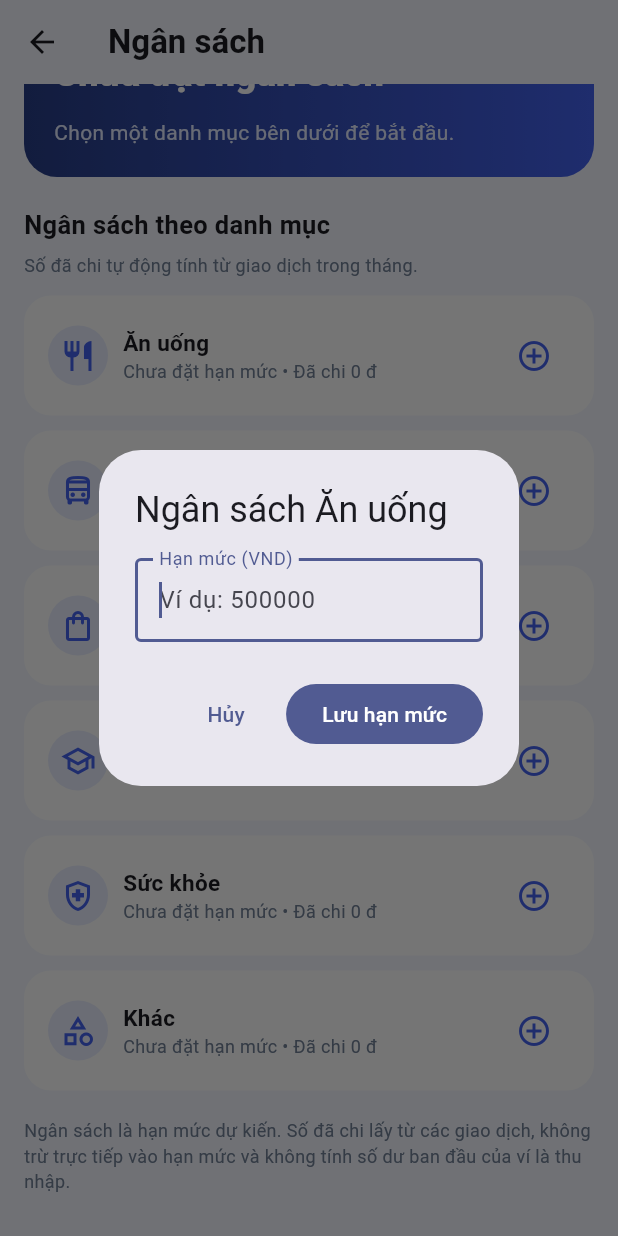
After one commit to XuanPhuong01/expense_manager, a Flutter app: the BudgetScreen screen opened directly, scrolled down 151 dp, after a tap on the "add circle outline" icon, on a phone screen of 412 x 824 dp. The commit adds this screen. Run offline on Flutter 3.47's test engine with Material 3 defaults, Android fonts, the phone set to English and light mode, and no system bars; our stand-ins replace cloud_firestore, firebase_auth, firebase_core; accounts and stored records are empty.

Commit message:
Hoan thanh quan ly ngan sach va canh bao chi tieu

```diff
--- /dev/null
+++ b/lib/screens/budget_screen.dart
@@ -0,0 +1,474 @@
+import 'package:cloud_firestore/cloud_firestore.dart';
+import 'package:firebase_auth/firebase_auth.dart';
+import 'package:flutter/material.dart';
+import 'package:flutter/services.dart';
+
+import '../services/budget_service.dart';
+
+class BudgetScreen extends StatefulWidget {
+  const BudgetScreen({super.key});
+
+  @override
+  State<BudgetScreen> createState() => _BudgetScreenState();
+}
+
+class _BudgetCategory {
+  final String key;
+  final String label;
+  final IconData icon;
+
+  const _BudgetCategory(this.key, this.label, this.icon);
+}
+
+class _BudgetScreenState extends State<BudgetScreen> {
+  static const _blue = Color(0xFF4361EE);
+  static const _background = Color(0xFFF4F7FF);
+  static const _green = Color(0xFF139B72);
+  static const _red = Color(0xFFE65A67);
+
+  static const _categories = <_BudgetCategory>[
+    _BudgetCategory('food', 'Ăn uống', Icons.restaurant_outlined),
+    _BudgetCategory('transport', 'Di chuyển', Icons.directions_bus_outlined),
+    _BudgetCategory('shopping', 'Mua sắm', Icons.shopping_bag_outlined),
+    _BudgetCategory('education', 'Học tập', Icons.school_outlined),
+    _BudgetCategory('health', 'Sức khỏe', Icons.health_and_safety_outlined),
+    _BudgetCategory('other', 'Khác', Icons.category_outlined),
+  ];
+
+  final BudgetService _service = BudgetService();
+  DateTime _month = DateTime(DateTime.now().year, DateTime.now().month);
+
+  String _money(int amount) {
+    final digits = amount.abs().toString().replaceAllMapped(
+      RegExp(r'(\d)(?=(\d{3})+(?!\d))'),
+      (match) => '${match[1]}.',
+    );
+    return '${amount < 0 ? '-' : ''}$digits đ';
+  }
+
+  void _moveMonth(int delta) {
+    setState(() {
+      _month = DateTime(_month.year, _month.month + delta);
+    });
+  }
+
+  Future<void> _editBudget(_BudgetCategory category, int? current) async {
+    final selectedMonth = _month;
+    final limit = await showDialog<int>(
+      context: context,
+      builder: (context) => _BudgetEditorDialog(
+        categoryName: category.label,
+        currentLimit: current,
+      ),
+    );
+    if (limit == null || !mounted) return;
+
+    try {
+      await _service.saveBudget(
+        month: selectedMonth,
+        categoryKey: category.key,
+        limit: limit,
+      );
+      if (!mounted) return;
+      ScaffoldMessenger.of(context).showSnackBar(
+        const SnackBar(content: Text('Đã lưu ngân sách thành công')),
+      );
+    } on FirebaseException catch (error) {
+      if (!mounted) return;
+      ScaffoldMessenger.of(context).showSnackBar(
+        SnackBar(content: Text('Không thể lưu ngân sách: ${error.code}')),
+      );
+    } catch (error) {
+      if (!mounted) return;
+      ScaffoldMessenger.of(context).showSnackBar(
+        SnackBar(content: Text('Không thể lưu ngân sách: $error')),
+      );
+    }
+  }
+
+  @override
+  Widget build(BuildContext context) {
+    if (FirebaseAuth.instance.currentUser == null) {
+      return const Scaffold(
+        body: Center(child: Text('Vui lòng đăng nhập')),
+      );
+    }
+
+    return Scaffold(
+      backgroundColor: _background,
+      appBar: AppBar(
+        backgroundColor: _background,
+        surfaceTintColor: Colors.transparent,
+        title: const Text(
+          'Ngân sách',
+          style: TextStyle(fontWeight: FontWeight.w700),
+        ),
+      ),
+      body: StreamBuilder<QuerySnapshot<Map<String, dynamic>>>(
+        stream: _service.watchBudgets(_month),
+        builder: (context, budgetsSnapshot) {
+          if (budgetsSnapshot.hasError) {
+            return const Center(
+              child: Text('Không thể tải ngân sách. Kiểm tra Firestore Rules.'),
+            );
+          }
+          if (!budgetsSnapshot.hasData) {
+            return const Center(child: CircularProgressIndicator());
+          }
+
+          final limits = <String, int>{};
+          for (final doc in budgetsSnapshot.data!.docs) {
+            final data = doc.data();
+            final key = data['categoryKey'];
+            final limit = data['limit'];
+            if (key is String && limit is int && limit > 0) {
+              limits[key] = limit;
+            }
+          }
+
+          return StreamBuilder<QuerySnapshot<Map<String, dynamic>>>(
+            stream: _service.watchTransactions(_month),
+            builder: (context, transactionsSnapshot) {
+              if (transactionsSnapshot.hasError) {
+                return const Center(
+                  child: Text('Không thể tải giao dịch trong tháng.'),
+                );
+              }
+              if (!transactionsSnapshot.hasData) {
+                return const Center(child: CircularProgressIndicator());
+              }
+
+              final spending = <String, int>{};
+              for (final doc in transactionsSnapshot.data!.docs) {
+                final data = doc.data();
+                if (data['type'] != 'expense' || data['amount'] is! num) {
+                  continue;
+                }
+                final categoryName = data['category'];
+                for (final category in _categories) {
+                  if (categoryName == category.label) {
+                    spending[category.key] =
+                        (spending[category.key] ?? 0) +
+                        (data['amount'] as num).toInt();
+                    break;
+                  }
+                }
+              }
+
+              final totalLimit = limits.values.fold<int>(
+                0,
+                (runningTotal, limit) => runningTotal + limit,
+              );
+              final totalUsed = limits.keys.fold<int>(
+                0,
+                (runningTotal, key) =>
+                    runningTotal + (spending[key] ?? 0),
+              );
+
+              return ListView(
+                padding: const EdgeInsets.fromLTRB(16, 8, 16, 28),
+                children: [
+                  _monthPicker(),
+                  const SizedBox(height: 16),
+                  _summaryCard(totalLimit, totalUsed),
+                  const SizedBox(height: 20),
+                  const Text(
+                    'Ngân sách theo danh mục',
+                    style: TextStyle(
+                      fontSize: 17,
+                      fontWeight: FontWeight.w700,
+                    ),
+                  ),
+                  const SizedBox(height: 6),
+                  const Text(
+                    'Số đã chi tự động tính từ giao dịch trong tháng.',
+                    style: TextStyle(color: Color(0xFF718096), fontSize: 12),
+                  ),
+                  const SizedBox(height: 12),
+                  for (final category in _categories) ...[
+                    _categoryCard(
+                      category,
+                      limit: limits[category.key],
+                      spent: spending[category.key] ?? 0,
+                    ),
+                    const SizedBox(height: 10),
+                  ],
+                  const SizedBox(height: 8),
+                  const Text(
+                    'Ngân sách là hạn mức dự kiến. Số đã chi lấy từ các '
+                    'giao dịch, không trừ trực tiếp vào hạn mức và không '
+                    'tính số dư ban đầu của ví là thu nhập.',
+                    style: TextStyle(color: Color(0xFF718096), fontSize: 12),
+                  ),
+                ],
+              );
+            },
+          );
+        },
+      ),
+    );
+  }
+
+  Widget _monthPicker() {
+    return Container(
+      padding: const EdgeInsets.symmetric(horizontal: 8, vertical: 4),
+      decoration: BoxDecoration(
+        color: Colors.white,
+        borderRadius: BorderRadius.circular(16),
+      ),
+      child: Row(
+        children: [
+          IconButton(
+            tooltip: 'Tháng trước',
+            onPressed: () => _moveMonth(-1),
+            icon: const Icon(Icons.chevron_left),
+          ),
+          Expanded(
+            child: Text(
+              'Ngân sách tháng ${_month.month.toString().padLeft(2, '0')}/${_month.year}',
+              textAlign: TextAlign.center,
+              style: const TextStyle(fontWeight: FontWeight.w700),
+            ),
+          ),
+          IconButton(
+            tooltip: 'Tháng sau',
+            onPressed: () => _moveMonth(1),
+            icon: const Icon(Icons.chevron_right),
+          ),
+        ],
+      ),
+    );
+  }
+
+  Widget _summaryCard(int totalLimit, int totalUsed) {
+    final hasBudget = totalLimit > 0;
+    final remaining = totalLimit - totalUsed;
+    return Container(
+      decoration: BoxDecoration(
+        gradient: const LinearGradient(
+          colors: [Color(0xFF283E87), _blue],
+        ),
+        borderRadius: BorderRadius.circular(22),
+      ),
+      padding: const EdgeInsets.all(20),
+      child: Column(
+        crossAxisAlignment: CrossAxisAlignment.start,
+        children: [
+          const Text(
+            'TỔNG HẠN MỨC ĐÃ ĐẶT',
+            style: TextStyle(
+              color: Color(0xFFDCE4FF),
+              fontSize: 12,
+              fontWeight: FontWeight.w700,
+            ),
+          ),
+          const SizedBox(height: 10),
+          Text(
+            hasBudget ? _money(totalLimit) : 'Chưa đặt ngân sách',
+            style: const TextStyle(
+              color: Colors.white,
+              fontSize: 24,
+              fontWeight: FontWeight.w800,
+            ),
+          ),
+          const SizedBox(height: 12),
+          Text(
+            hasBudget
+                ? 'Đã chi: ${_money(totalUsed)}  •  '
+                    '${remaining >= 0 ? 'Còn' : 'Vượt'}: ${_money(remaining.abs())}'
+                : 'Chọn một danh mục bên dưới để bắt đầu.',
+            style: const TextStyle(color: Color(0xFFE2E9FF)),
+          ),
+          if (hasBudget) ...[
+            const SizedBox(height: 14),
+            LinearProgressIndicator(
+              value: (totalUsed / totalLimit).clamp(0.0, 1.0).toDouble(),
+              minHeight: 8,
+              borderRadius: BorderRadius.circular(12),
+              color: remaining < 0 ? const Color(0xFFFFB4B4) : Colors.white,
+              backgroundColor: const Color(0xFF7287DA),
+            ),
+          ],
+        ],
+      ),
+    );
+  }
+
+  Widget _categoryCard(
+    _BudgetCategory category, {
+    required int? limit,
+    required int spent,
+  }) {
+    final ratio = limit == null ? 0.0 : spent / limit;
+    final statusColor = ratio >= 1
+        ? _red
+        : ratio >= 0.8
+            ? const Color(0xFFF59E0B)
+            : _green;
+    final status = ratio >= 1
+        ? 'Đã đạt/vượt hạn mức'
+        : ratio >= 0.8
+            ? 'Sắp chạm hạn mức'
+            : 'Trong hạn mức';
+
+    return Card(
+      margin: EdgeInsets.zero,
+      color: Colors.white,
+      elevation: 0,
+      shape: RoundedRectangleBorder(
+        borderRadius: BorderRadius.circular(18),
+      ),
+      child: Padding(
+        padding: const EdgeInsets.all(16),
+        child: Column(
+          crossAxisAlignment: CrossAxisAlignment.start,
+          children: [
+            Row(
+              children: [
+                CircleAvatar(
+                  backgroundColor: const Color(0xFFE9EEFF),
+                  child: Icon(category.icon, color: _blue),
+                ),
+                const SizedBox(width: 10),
+                Expanded(
+                  child: Column(
+                    crossAxisAlignment: CrossAxisAlignment.start,
+                    children: [
+                      Text(
+                        category.label,
+                        style: const TextStyle(
+                          fontWeight: FontWeight.w700,
+                          fontSize: 15,
+                        ),
+                      ),
+                      Text(
+                        limit == null
+                            ? 'Chưa đặt hạn mức • Đã chi ${_money(spent)}'
+                            : 'Đã chi ${_money(spent)} / ${_money(limit)}',
+                        style: const TextStyle(
+                          color: Color(0xFF718096),
+                          fontSize: 12,
+                        ),
+                      ),
+                    ],
+                  ),
+                ),
+                IconButton(
+                  tooltip: limit == null ? 'Đặt ngân sách' : 'Sửa ngân sách',
+                  onPressed: () => _editBudget(category, limit),
+                  icon: Icon(
+                    limit == null ? Icons.add_circle_outline : Icons.edit_outlined,
+                    color: _blue,
+                  ),
+                ),
+              ],
+            ),
+            if (limit != null) ...[
+              const SizedBox(height: 12),
+              LinearProgressIndicator(
+                value: ratio.clamp(0.0, 1.0).toDouble(),
+                minHeight: 8,
+                borderRadius: BorderRadius.circular(12),
+                color: statusColor,
+                backgroundColor: const Color(0xFFE8ECF5),
+              ),
+              const SizedBox(height: 8),
+              Row(
+                children: [
+                  Icon(Icons.circle, size: 9, color: statusColor),
+                  const SizedBox(width: 6),
+                  Expanded(
+                    child: Text(
+                      status,
+                      style: TextStyle(color: statusColor, fontSize: 12),
+                    ),
+                  ),
+                  Text(
+                    '${(ratio * 100).round()}%',
+                    style: const TextStyle(fontWeight: FontWeight.w600),
+                  ),
+                ],
+              ),
+            ],
+          ],
+        ),
+      ),
+    );
+  }
+}
+
+class _BudgetEditorDialog extends StatefulWidget {
+  const _BudgetEditorDialog({
+    required this.categoryName,
+    required this.currentLimit,
+  });
+
+  final String categoryName;
+  final int? currentLimit;
+
+  @override
+  State<_BudgetEditorDialog> createState() => _BudgetEditorDialogState();
+}
+
+class _BudgetEditorDialogState extends State<_BudgetEditorDialog> {
+  final _formKey = GlobalKey<FormState>();
+  late final TextEditingController _controller;
+
+  @override
+  void initState() {
+    super.initState();
+    _controller = TextEditingController(
+      text: widget.currentLimit?.toString() ?? '',
+    );
+  }
+
+  @override
+  void dispose() {
+    _controller.dispose();
+    super.dispose();
+  }
+
+  @override
+  Widget build(BuildContext context) {
+    return AlertDialog(
+      title: Text('Ngân sách ${widget.categoryName}'),
+      content: Form(
+        key: _formKey,
+        child: TextFormField(
+          controller: _controller,
+          autofocus: true,
+          keyboardType: TextInputType.number,
+          inputFormatters: [
+            FilteringTextInputFormatter.digitsOnly,
+            LengthLimitingTextInputFormatter(12),
+          ],
+          decoration: const InputDecoration(
+            labelText: 'Hạn mức (VND)',
+            hintText: 'Ví dụ: 500000',
+            border: OutlineInputBorder(),
+          ),
+          validator: (value) {
+            final amount = int.tryParse(value ?? '');
+            if (amount == null || amount < 1000 || amount > 999999999999) {
+              return 'Nhập từ 1.000 đến 999.999.999.999đ';
+            }
+            return null;
+          },
+        ),
+      ),
+      actions: [
+        TextButton(
+          onPressed: () => Navigator.pop(context),
+          child: const Text('Hủy'),
+        ),
+        FilledButton(
+          onPressed: () {
+            if (_formKey.currentState?.validate() != true) return;
+            Navigator.pop(context, int.parse(_controller.text));
+          },
+          child: const Text('Lưu hạn mức'),
+        ),
+      ],
+    );
+  }
+}
--- a/lib/screens/wallet_screen.dart
+++ b/lib/screens/wallet_screen.dart
@@ -2,7 +2,7 @@ import 'package:cloud_firestore/cloud_firestore.dart';
 import 'package:firebase_auth/firebase_auth.dart';
 import 'package:flutter/material.dart';
 import 'package:flutter/services.dart';
-
+import 'budget_screen.dart';
 import 'statistics_screen.dart';
 import 'transaction_history_screen.dart';
 import 'transaction_screen.dart';
@@ -152,18 +152,51 @@ class WalletScreen extends StatelessWidget {
         ),
         backgroundColor: const Color(0xFFF4F7FF),
         actions: [
-          IconButton(
-            tooltip: 'Thống kê thu chi',
-            icon: const Icon(Icons.bar_chart_rounded),
-            onPressed: () {
+
+PopupMenuButton<String>(
+  tooltip: 'Thống kê và ngân sách',
+  icon: const Icon(Icons.grid_view_rounded),
+  onSelected: (value) {
+    if (value == 'statistics') {
       Navigator.push(
         context,
         MaterialPageRoute(
-                  builder: (context) => const StatisticsScreen(),
+          builder: (_) => const StatisticsScreen(),
         ),
       );
+    } else if (value == 'budget') {
+      Navigator.push(
+        context,
+        MaterialPageRoute(
+          builder: (_) => const BudgetScreen(),
+        ),
+      );
+    }
   },
+  itemBuilder: (context) => const [
+    PopupMenuItem<String>(
+      value: 'statistics',
+      child: Row(
+        children: [
+          Icon(Icons.bar_chart_rounded),
+          SizedBox(width: 10),
+          Text('Thống kê thu chi'),
+        ],
       ),
+    ),
+    PopupMenuItem<String>(
+      value: 'budget',
+      child: Row(
+        children: [
+          Icon(Icons.account_balance_wallet_outlined),
+          SizedBox(width: 10),
+          Text('Quản lý ngân sách'),
+        ],
+      ),
+    ),
+  ],
+),
+
           IconButton(
             tooltip: 'Lịch sử giao dịch',
             icon: const Icon(Icons.history),
--- /dev/null
+++ b/lib/services/budget_service.dart
@@ -0,0 +1,60 @@
+import 'package:cloud_firestore/cloud_firestore.dart';
+import 'package:firebase_auth/firebase_auth.dart';
+
+/// Doc va luu han muc ngan sach. So da chi duoc tinh tu transactions.
+class BudgetService {
+  final FirebaseFirestore _db = FirebaseFirestore.instance;
+  final FirebaseAuth _auth = FirebaseAuth.instance;
+
+  CollectionReference<Map<String, dynamic>> _collection(String name) {
+    final user = _auth.currentUser;
+    if (user == null) {
+      throw StateError('Ban can dang nhap de su dung ngan sach.');
+    }
+    return _db.collection('users').doc(user.uid).collection(name);
+  }
+
+  static String monthKey(DateTime month) {
+    final value = month.month.toString().padLeft(2, '0');
+    return '${month.year}-$value';
+  }
+
+  Stream<QuerySnapshot<Map<String, dynamic>>> watchBudgets(DateTime month) {
+    return _collection('budgets')
+        .where('month', isEqualTo: monthKey(month))
+        .snapshots();
+  }
+
+  Stream<QuerySnapshot<Map<String, dynamic>>> watchTransactions(DateTime month) {
+    final start = DateTime(month.year, month.month);
+    final end = DateTime(month.year, month.month + 1);
+    return _collection('transactions')
+        .where('createdAt', isGreaterThanOrEqualTo: Timestamp.fromDate(start))
+        .where('createdAt', isLessThan: Timestamp.fromDate(end))
+        .snapshots();
+  }
+
+  Future<void> saveBudget({
+    required DateTime month,
+    required String categoryKey,
+    required int limit,
+  }) async {
+    const allowedKeys = {
+      'food', 'transport', 'shopping', 'education', 'health', 'other',
+    };
+    if (!allowedKeys.contains(categoryKey) ||
+        limit < 1000 ||
+        limit > 999999999999) {
+      throw ArgumentError('Han muc ngan sach khong hop le.');
+    }
+
+    final key = monthKey(month);
+    // ID xac dinh: moi thang va danh muc chi co mot ngan sach.
+    await _collection('budgets').doc('${key}_$categoryKey').set({
+      'month': key,
+      'categoryKey': categoryKey,
+      'limit': limit,
+      'updatedAt': FieldValue.serverTimestamp(),
+    });
+  }
+}
```
Lines whose indentation alone changed are shown as unchanged.
